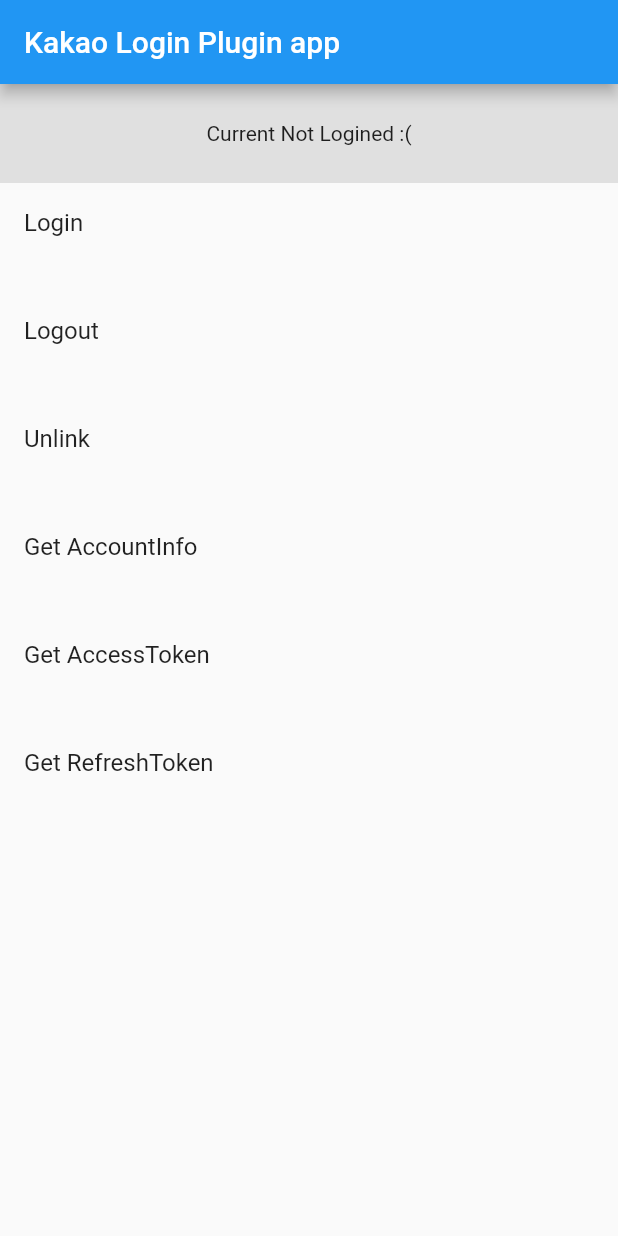
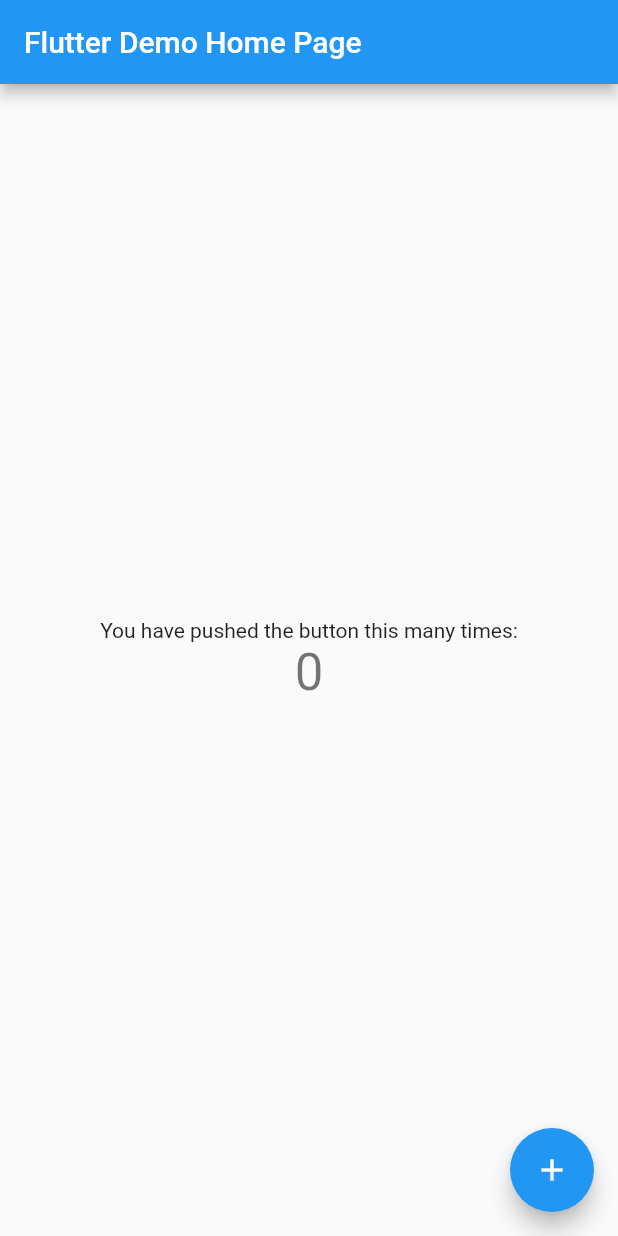
Before and after one commit to LimeFlavoredMoon/my_flutter_app, a Flutter app: the screen it shows after launch, on a phone screen of 412 x 824 dp. Run offline on Flutter 3.47's test engine with Material 2 defaults, Android fonts, the phone set to English and light mode, and no system bars.

Commit message:
Revert "210326_000"
This reverts commit 391b9afc2d496bea9070f0007dc60006a744d9de.

```diff
--- a/lib/main.dart
+++ b/lib/main.dart
@@ -1,330 +1,113 @@
-import 'dart:async';
-
 import 'package:flutter/material.dart';
-import 'package:flutter/services.dart';
-import 'package:flutter_kakao_login/flutter_kakao_login.dart';
 
 void main() {
   runApp(MyApp());
 }
 
-class MyApp extends StatefulWidget {
+class MyApp extends StatelessWidget {
+  // This widget is the root of your application.
   @override
-  _MyAppState createState() => _MyAppState();
+  Widget build(BuildContext context) {
+    return MaterialApp(
+      title: 'Flutter Demo',
+      theme: ThemeData(
+        // This is the theme of your application.
+        //
+        // Try running your application with "flutter run". You'll see the
+        // application has a blue toolbar. Then, without quitting the app, try
+        // changing the primarySwatch below to Colors.green and then invoke
+        // "hot reload" (press "r" in the console where you ran "flutter run",
+        // or simply save your changes to "hot reload" in a Flutter IDE).
+        // Notice that the counter didn't reset back to zero; the application
+        // is not restarted.
+        primarySwatch: Colors.blue,
+      ),
+      home: MyHomePage(title: 'Flutter Demo Home Page'),
+    );
+  }
 }
 
-class _MyAppState extends State<MyApp> {
-  static final FlutterKakaoLogin kakaoSignIn = FlutterKakaoLogin();
+class MyHomePage extends StatefulWidget {
+  MyHomePage({Key key, this.title}) : super(key: key);
 
-  String _loginMessage = 'Current Not Logined :(';
-  String _accessToken = '';
-  String _refreshToken = '';
-  String _accountInfo = '';
-  bool _isLogined = false;
+  // This widget is the home page of your application. It is stateful, meaning
+  // that it has a State object (defined below) that contains fields that affect
+  // how it looks.
 
-  final List<Map<String, String>> _listItems = [
-    {'key': 'login', 'title': 'Login', 'subtitle': ''},
-    {'key': 'logout', 'title': 'Logout', 'subtitle': ''},
-    {'key': 'unlink', 'title': 'Unlink', 'subtitle': ''},
-    {'key': 'account', 'title': 'Get AccountInfo', 'subtitle': ''},
-    {'key': 'accessToken', 'title': 'Get AccessToken', 'subtitle': ''},
-    {'key': 'refreshToken', 'title': 'Get RefreshToken', 'subtitle': ''}
-  ];
+  // This class is the configuration for the state. It holds the values (in this
+  // case the title) provided by the parent (in this case the App widget) and
+  // used by the build method of the State. Fields in a Widget subclass are
+  // always marked "final".
+
+  final String title;
 
   @override
-  void initState() {
-    super.initState();
-    load();
-  }
+  _MyHomePageState createState() => _MyHomePageState();
+}
 
-  void load() async {
-    // Kakao SDK Init (Set NATIVE_APP_KEY)
-    await kakaoSignIn.init('847e2047fa1b48778c169fed0f685133');
+class _MyHomePageState extends State<MyHomePage> {
+  int _counter = 0;
 
-    // For Android
-    final hashKey = await kakaoSignIn.hashKey;
-    print('hashKey: $hashKey');
-  }
-
-  Future<Null> _login() async {
-    try {
-      final result = await kakaoSignIn.logIn();
-      _processLoginResult(result);
-    } on PlatformException catch (e) {
-      _updateLoginMessage('${e.code} ${e.message}');
-    }
-  }
-
-  Future<Null> _logOut() async {
-    try {
-      final result = await kakaoSignIn.logOut();
-      _processLoginResult(result);
-      _processAccountResult(null);
-    } on PlatformException catch (e) {
-      _updateLoginMessage('${e.code} ${e.message}');
-    }
-  }
-
-  Future<Null> _unlink() async {
-    try {
-      final result = await kakaoSignIn.unlink();
-      _processLoginResult(result);
-    } on PlatformException catch (e) {
-      _updateLoginMessage('${e.code} ${e.message}');
-    }
-  }
-
-  Future<Null> _getAccountInfo() async {
-    try {
-      final result = await kakaoSignIn.getUserMe();
-      final account = result.account;
-      _processAccountResult(account);
-    } on PlatformException catch (e) {
-      _updateLoginMessage('${e.code} ${e.message}');
-    }
-  }
-
-  Future<Null> _getAccessToken() async {
-    final token = await kakaoSignIn.currentToken;
-    final accessToken = token?.accessToken;
-    if (accessToken != null) {
-      _updateAccessToken('AccessToken\n' + accessToken);
-    } else {
-      _updateAccessToken('');
-    }
-  }
-
-  Future<Null> _getRefreshToken() async {
-    final token = await kakaoSignIn.currentToken;
-    final refreshToken = token?.refreshToken;
-    if (refreshToken != null) {
-      _updateRefreshToken('RefreshToken\n' + refreshToken);
-    } else {
-      _updateRefreshToken('');
-    }
-  }
-
-  void _updateLoginMessage(String message) {
+  void _incrementCounter() {
     setState(() {
-      _loginMessage = message;
+      // This call to setState tells the Flutter framework that something has
+      // changed in this State, which causes it to rerun the build method below
+      // so that the display can reflect the updated values. If we changed
+      // _counter without calling setState(), then the build method would not be
+      // called again, and so nothing would appear to happen.
+      _counter++;
     });
-  }
-
-  void _updateStateLogin(bool logined) {
-    setState(() {
-      _isLogined = logined;
-    });
-    if (!logined) {
-      _updateAccessToken('');
-      _updateRefreshToken('');
-      _updateAccountMessage('');
-    }
-  }
-
-  void _updateAccessToken(String accessToken) {
-    setState(() {
-      _accessToken = accessToken;
-    });
-  }
-
-  void _updateRefreshToken(String refreshToken) {
-    setState(() {
-      _refreshToken = refreshToken;
-    });
-  }
-
-  void _updateAccountMessage(String message) {
-    setState(() {
-      _accountInfo = message;
-    });
-  }
-
-  void _processLoginResult(KakaoLoginResult result) {
-    switch (result.status) {
-      case KakaoLoginStatus.loggedIn:
-        _updateLoginMessage('LoggedIn by the user.');
-        _updateStateLogin(true);
-        break;
-      case KakaoLoginStatus.loggedOut:
-        _updateLoginMessage('LoggedOut by the user.');
-        _updateStateLogin(false);
-        break;
-      case KakaoLoginStatus.unlinked:
-        _updateLoginMessage('Unlinked by the user.');
-        _updateStateLogin(false);
-        break;
-    }
-  }
-
-  void _processAccountResult(KakaoAccountResult? account) {
-    if (account == null) {
-      _updateAccountMessage('');
-    } else {
-      final userID = (account.userID == null) ? 'None' : account.userID;
-      final userEmail =
-          (account.userEmail == null) ? 'None' : account.userEmail;
-      final userPhoneNumber =
-          (account.userPhoneNumber == null) ? 'None' : account.userPhoneNumber;
-      final userDisplayID =
-          (account.userDisplayID == null) ? 'None' : account.userDisplayID;
-      final userNickname =
-          (account.userNickname == null) ? 'None' : account.userNickname;
-      final userGender =
-          (account.userGender == null) ? 'None' : account.userGender;
-      final userAgeRange =
-          (account.userAgeRange == null) ? 'None' : account.userAgeRange;
-      final userBirthyear =
-          (account.userBirthyear == null) ? 'None' : account.userBirthyear;
-      final userBirthday =
-          (account.userBirthday == null) ? 'None' : account.userBirthday;
-      final userProfileImagePath = (account.userProfileImagePath == null)
-          ? 'None'
-          : account.userProfileImagePath;
-      final userThumbnailImagePath = (account.userThumbnailImagePath == null)
-          ? 'None'
-          : account.userThumbnailImagePath;
-
-      _updateAccountMessage('- ID is $userID\n'
-          '- Email is $userEmail\n'
-          '- PhoneNumber is $userPhoneNumber\n'
-          '- DisplayID is $userDisplayID\n'
-          '- Nickname is $userNickname\n'
-          '- Gender is $userGender\n'
-          '- Age is $userAgeRange\n'
-          '- Birthyear is $userBirthyear\n'
-          '- Birthday is $userBirthday\n'
-          '- ProfileImagePath is $userProfileImagePath\n'
-          '- ThumbnailImagePath is $userThumbnailImagePath');
-    }
-  }
-
-  void _showAlert(BuildContext context, String value) {
-    if (value.isEmpty) return;
-
-    showDialog(
-        context: context,
-        builder: (BuildContext context) {
-          return AlertDialog(
-            content: Text(value, style: TextStyle(fontWeight: FontWeight.bold)),
-            actions: <Widget>[
-              TextButton(
-                onPressed: () {
-                  Navigator.of(context).pop(true);
-                },
-                child: Text('OK'),
-              )
-            ],
-          );
-        });
   }
 
   @override
   Widget build(BuildContext context) {
-    return MaterialApp(
-      home: Scaffold(
-        appBar: AppBar(
-          title: Text('Kakao Login Plugin app'),
-        ),
-        body: SafeArea(
-          child: ListView.builder(
-            itemCount: _listItems.length + 1,
-            itemBuilder: (BuildContext context, int index) {
-              if (index == 0) {
-                return KakaoInfo(
-                  loginMessage: _loginMessage,
-                  accessToken: _accessToken,
-                  refreshToken: _refreshToken,
-                  accountInfo: _accountInfo,
-                );
-              }
-
-              final actionIndex = index - 1;
-              final title = _listItems[actionIndex]['title'] ?? '';
-              final subtitle = _listItems[actionIndex]['subtitle'] ?? '';
-              final key = _listItems[actionIndex]['key'];
-
-              return ListTile(
-                title: Text(title),
-                subtitle: Text(subtitle),
-                onTap: () {
-                  switch (key) {
-                    case 'login':
-                      if (!_isLogined) {
-                        _login();
-                      }
-                      break;
-                    case 'logout':
-                      if (_isLogined) {
-                        _logOut();
-                      }
-                      break;
-                    case 'unlink':
-                      if (_isLogined) {
-                        _unlink();
-                      }
-                      break;
-                    case 'account':
-                      if (!_isLogined) {
-                        _showAlert(context, 'Login is required.');
-                      } else {
-                        _getAccountInfo();
-                      }
-                      break;
-                    case 'accessToken':
-                      if (!_isLogined) {
-                        _showAlert(context, 'Login is required.');
-                      } else {
-                        _getAccessToken();
-                      }
-                      break;
-                    case 'refreshToken':
-                      if (!_isLogined) {
-                        _showAlert(context, 'Login is required.');
-                      } else {
-                        _getRefreshToken();
-                      }
-                      break;
-                  }
-                },
-              );
-            },
-          ),
+    // This method is rerun every time setState is called, for instance as done
+    // by the _incrementCounter method above.
+    //
+    // The Flutter framework has been optimized to make rerunning build methods
+    // fast, so that you can just rebuild anything that needs updating rather
+    // than having to individually change instances of widgets.
+    return Scaffold(
+      appBar: AppBar(
+        // Here we take the value from the MyHomePage object that was created by
+        // the App.build method, and use it to set our appbar title.
+        title: Text(widget.title),
+      ),
+      body: Center(
+        // Center is a layout widget. It takes a single child and positions it
+        // in the middle of the parent.
+        child: Column(
+          // Column is also a layout widget. It takes a list of children and
+          // arranges them vertically. By default, it sizes itself to fit its
+          // children horizontally, and tries to be as tall as its parent.
+          //
+          // Invoke "debug painting" (press "p" in the console, choose the
+          // "Toggle Debug Paint" action from the Flutter Inspector in Android
+          // Studio, or the "Toggle Debug Paint" command in Visual Studio Code)
+          // to see the wireframe for each widget.
+          //
+          // Column has various properties to control how it sizes itself and
+          // how it positions its children. Here we use mainAxisAlignment to
+          // center the children vertically; the main axis here is the vertical
+          // axis because Columns are vertical (the cross axis would be
+          // horizontal).
+          mainAxisAlignment: MainAxisAlignment.center,
+          children: <Widget>[
+            Text(
+              'You have pushed the button this many times:',
+            ),
+            Text(
+              '$_counter',
+              style: Theme.of(context).textTheme.headline4,
+            ),
+          ],
         ),
       ),
+      floatingActionButton: FloatingActionButton(
+        onPressed: _incrementCounter,
+        tooltip: 'Increment',
+        child: Icon(Icons.add),
+      ), // This trailing comma makes auto-formatting nicer for build methods.
     );
   }
 }
-
-/////////////////////////////////////////////////////////////////////////////
-class KakaoInfo extends StatelessWidget {
-  final String loginMessage;
-  final String accessToken;
-  final String refreshToken;
-  final String accountInfo;
-
-  KakaoInfo({
-    this.loginMessage = '',
-    this.accessToken = '',
-    this.refreshToken = '',
-    this.accountInfo = '',
-  });
-
-  @override
-  Widget build(BuildContext context) {
-    return Container(
-      padding: const EdgeInsets.fromLTRB(18, 25, 18, 25),
-      color: Colors.grey[300],
-      child: Column(
-        children: [
-          Text(loginMessage),
-          accountInfo != '' ? SizedBox(height: 25) : Container(),
-          accountInfo != '' ? Text(accountInfo) : Container(),
-          accessToken != '' ? SizedBox(height: 10) : Container(),
-          accessToken != '' ? Text(accessToken) : Container(),
-          refreshToken != '' ? SizedBox(height: 10) : Container(),
-          refreshToken != '' ? Text(refreshToken) : Container(),
-        ],
-      ),
-    );
-  }
-}
```
Also changed, not shown: pubspec.yaml (+2 -5 lines).
